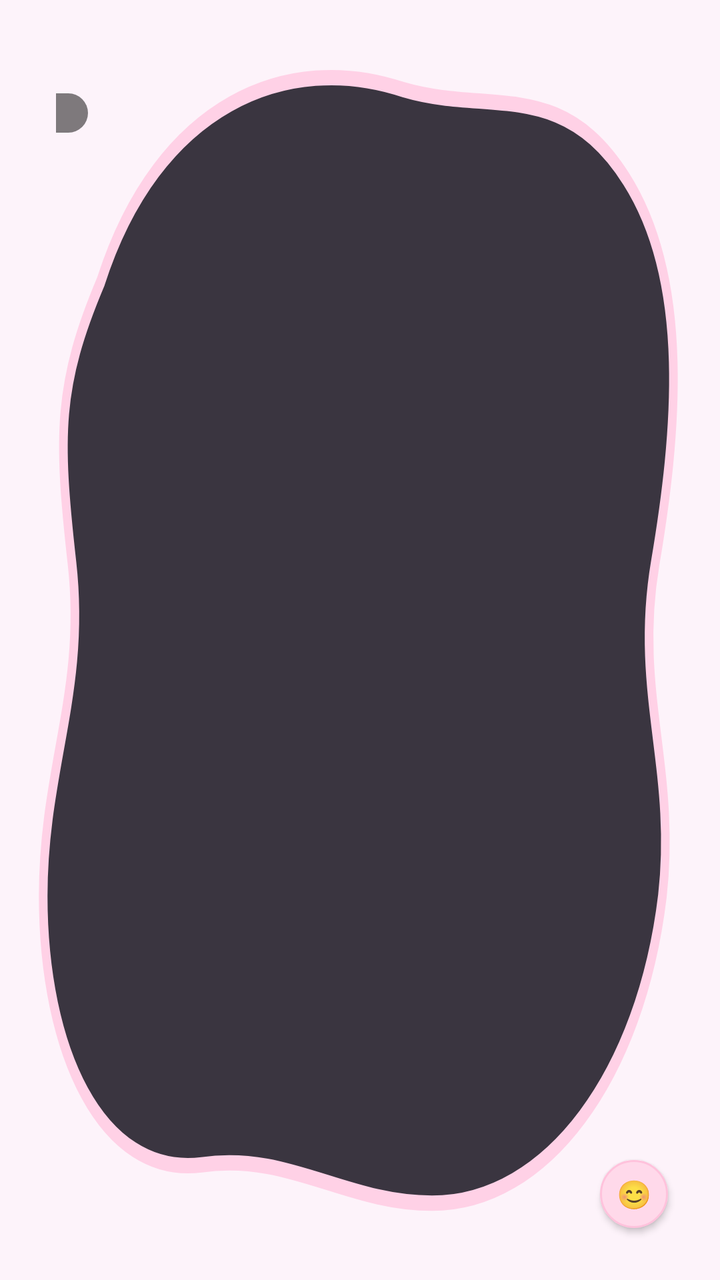
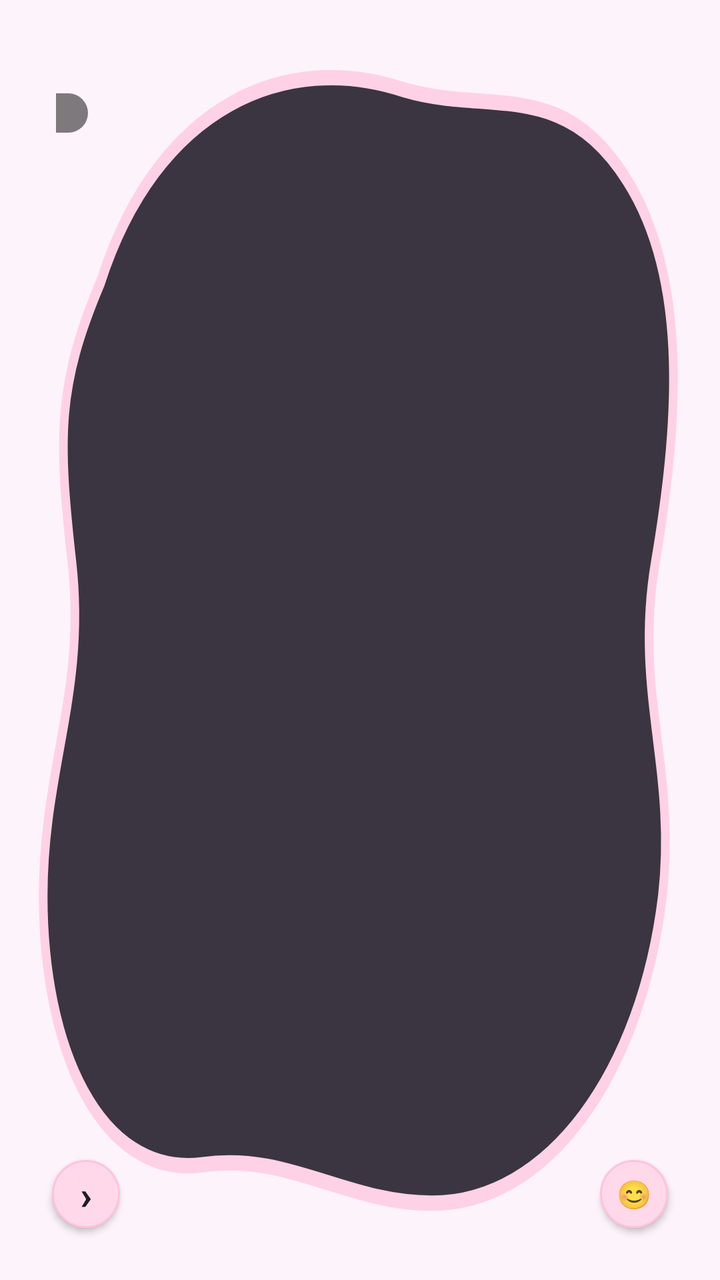

The first picture is an Android layout as it rendered before a commit; the second is the same layout after the commit. The layout source and the unified diff follow.
<!-- AndroidManifest.xml: application theme Theme.Glimpse -->
<!-- res/layout/widget_shaped_message.xml -->
<?xml version="1.0" encoding="utf-8"?>
<RelativeLayout
    xmlns:android="http://schemas.android.com/apk/res/android"
    android:layout_width="match_parent"
    android:layout_height="match_parent">

    <ImageView
        android:layout_width="match_parent"
        android:layout_height="match_parent"
        android:src="@drawable/widget_blob_shape"
        android:scaleType="fitXY"
        android:contentDescription="@null" />

    <LinearLayout
        android:id="@+id/widget_root"
        android:layout_width="match_parent"
        android:layout_height="match_parent"
        android:layout_margin="22dp"
        android:orientation="vertical"
        android:gravity="center">

        
        <TextView
            android:id="@+id/shaped_author_name_row"
            android:layout_width="match_parent"
            android:layout_height="wrap_content"
            android:gravity="center"
            android:textSize="11sp"
            android:textColor="@color/text_secondary" />

        
        <RelativeLayout
            android:id="@+id/shaped_photo_container"
            android:layout_width="match_parent"
            android:layout_height="0dp"
            android:layout_weight="3"
            android:layout_marginVertical="4dp">

            <ImageView
                android:id="@+id/shaped_message_photo"
                android:layout_width="match_parent"
                android:layout_height="match_parent"
                android:scaleType="fitCenter"
                android:contentDescription="@null" />

            <TextView
                android:id="@+id/shaped_author_name_overlay"
                android:layout_width="wrap_content"
                android:layout_height="wrap_content"
                android:layout_alignParentTop="true"
                android:layout_alignParentStart="true"
                android:layout_margin="6dp"
                android:paddingHorizontal="8dp"
                android:paddingVertical="3dp"
                android:background="@drawable/widget_photo_label_bg"
                android:textSize="10sp"
                android:textColor="@color/white" />
        </RelativeLayout>

        <TextView
            android:id="@+id/shaped_message_content"
            android:layout_width="match_parent"
            android:layout_height="0dp"
            android:layout_weight="1"
            android:layout_marginVertical="6dp"
            android:gravity="center"
            android:maxLines="4"
            android:ellipsize="end"
            android:textColor="@color/text_primary"
            android:autoSizeTextType="uniform"
            android:autoSizeMinTextSize="14sp"
            android:autoSizeMaxTextSize="72sp"
            android:autoSizeStepGranularity="2sp" />
    </LinearLayout>

    
    <Button
        android:id="@+id/btn_react"
        android:layout_width="34dp"
        android:layout_height="34dp"
        android:layout_alignBottom="@id/widget_root"
        android:layout_alignEnd="@id/widget_root"
        android:layout_marginBottom="4dp"
        android:layout_marginEnd="4dp"
        android:minWidth="0dp"
        android:minHeight="0dp"
        android:padding="0dp"
        android:background="@drawable/widget_react_icon_bg"
        android:text="😊"
        android:textSize="14sp" />
</RelativeLayout>
<!-- resources referenced by this layout -->
<resources>
  <color name="text_primary">#2B1B33</color>
  <color name="text_secondary">#6B5A73</color>
  <color name="white">#FFFFFF</color>
  <!-- drawable widget_blob_shape (drawable) -->
  <?xml version="1.0" encoding="utf-8"?>
  <vector xmlns:android="http://schemas.android.com/apk/res/android"
      android:width="200dp"
      android:height="200dp"
      android:viewportWidth="100"
      android:viewportHeight="100">
      <path
          android:pathData="M14,22 C22,8 40,4 56,7 C68,9 78,6 87,14 C96,22 94,34 91,44 C88,54 94,60 92,70 C89,84 76,94 60,94 C48,94 40,90 28,91 C14,92 6,82 6,70 C6,60 12,54 10,44 C8,34 8,30 14,22 Z"
          android:fillColor="@color/widget_bg_dark"
          android:strokeColor="@color/widget_border"
          android:strokeWidth="1.2" />
  </vector>
  <!-- drawable widget_photo_label_bg (drawable) -->
  <?xml version="1.0" encoding="utf-8"?>
  <shape xmlns:android="http://schemas.android.com/apk/res/android"
      android:shape="rectangle">
      <solid android:color="@color/widget_photo_label_bg" />
      <corners
          android:topLeftRadius="4dp"
          android:bottomRightRadius="999dp"
          android:topRightRadius="999dp"
          android:bottomLeftRadius="4dp" />
  </shape>
  <!-- drawable widget_react_icon_bg (drawable) -->
  <?xml version="1.0" encoding="utf-8"?>
  <shape xmlns:android="http://schemas.android.com/apk/res/android"
      android:shape="oval">
      <solid android:color="@color/button_bg" />
      <stroke
          android:width="1dp"
          android:color="@color/chip_border" />
  </shape>
  <style name="Theme.Glimpse" parent="android:Theme.Material.Light.NoActionBar">
          <item name="android:statusBarColor">@color/primary</item>
          <item name="android:colorBackground">@color/background</item>
      </style>
  <color name="widget_bg_dark">#3A3540</color>
  <color name="widget_border">#FFD1E6</color>
  <color name="widget_photo_label_bg">#80000000</color>
  <color name="button_bg">#FFD9EA</color>
  <color name="chip_border">#FFC2DC</color>
  <color name="primary">#FF6FA5</color>
  <color name="background">#FDF3FA</color>
</resources>

<!-- the commit's change to res/layout/widget_shaped_message.xml (unified diff, before → after) -->
@@ -71,6 +71,15 @@
             android:autoSizeMinTextSize="14sp"
             android:autoSizeMaxTextSize="72sp"
             android:autoSizeStepGranularity="2sp" />
+
+        
+        <ImageView
+            android:id="@+id/shaped_carousel_dots"
+            android:layout_width="wrap_content"
+            android:layout_height="10dp"
+            android:layout_marginTop="2dp"
+            android:scaleType="fitCenter"
+            android:contentDescription="@null" />
     </LinearLayout>
 
     
@@ -88,4 +97,21 @@
         android:background="@drawable/widget_react_icon_bg"
         android:text="😊"
         android:textSize="14sp" />
+
+    
+    <Button
+        android:id="@+id/btn_carousel_advance"
+        android:layout_width="34dp"
+        android:layout_height="34dp"
+        android:layout_alignBottom="@id/widget_root"
+        android:layout_alignStart="@id/widget_root"
+        android:layout_marginBottom="4dp"
+        android:layout_marginStart="4dp"
+        android:minWidth="0dp"
+        android:minHeight="0dp"
+        android:padding="0dp"
+        android:background="@drawable/widget_react_icon_bg"
+        android:text="›"
+        android:textSize="20sp"
+        android:textStyle="bold" />
 </RelativeLayout>
